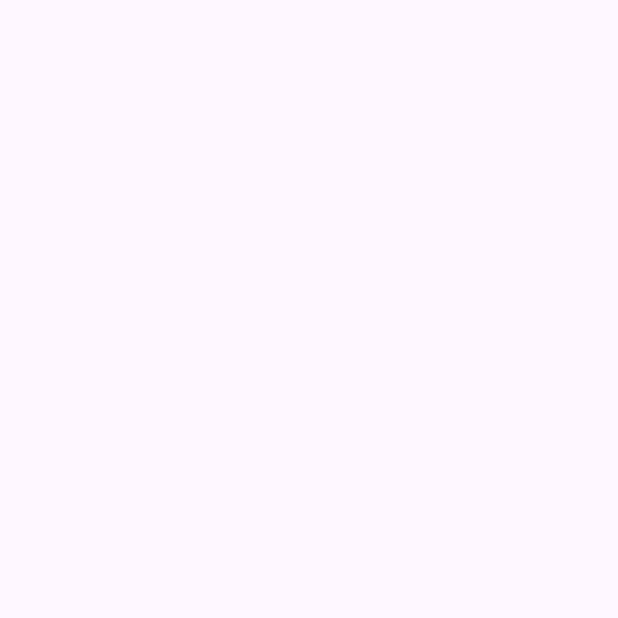
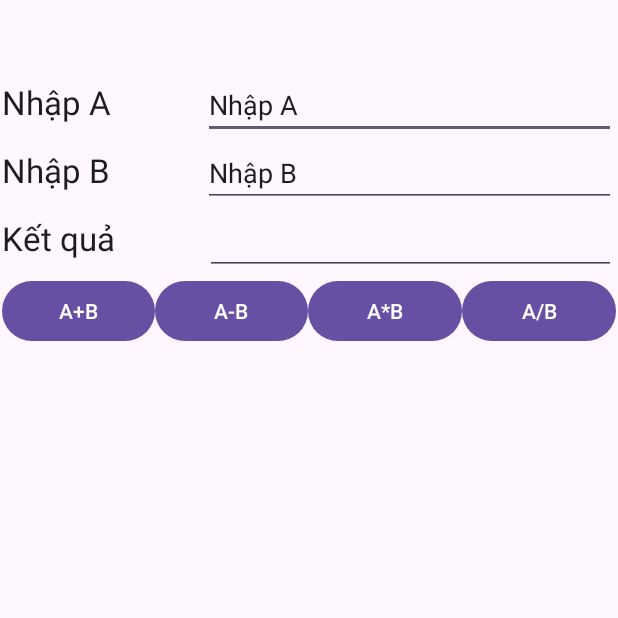
Before and after one commit to TungAnh176/CSE441_PRACTICE, an Android app: the screen it shows after launch (MainActivity), on a phone screen of 412 x 824 dp, the top half of it. Before the commit the part shown is empty. Run offline under Robolectric (Android 15) with nearby library versions, the phone set to English and light mode, and no system bars.

Commit message:
update GUI

```diff
--- a/EX03/app/src/main/res/layout/activity_main.xml
+++ b/EX03/app/src/main/res/layout/activity_main.xml
@@ -5,4 +5,139 @@
     android:id="@+id/main"
     android:layout_width="match_parent"
     android:layout_height="match_parent"
-    tools:context=".MainActivity"/>
+    tools:context=".MainActivity">
+
+    <RelativeLayout
+        android:layout_width="409dp"
+        android:layout_height="729dp"
+        android:layout_marginStart="1dp"
+        android:layout_marginTop="1dp"
+        android:layout_marginEnd="1dp"
+        android:layout_marginBottom="1dp"
+        app:layout_constraintBottom_toBottomOf="parent"
+        app:layout_constraintEnd_toEndOf="parent"
+        app:layout_constraintStart_toStartOf="parent"
+        app:layout_constraintTop_toTopOf="parent"
+        tools:ignore="TextSizeCheck">
+
+        <LinearLayout
+            android:layout_width="match_parent"
+            android:layout_height="match_parent"
+            android:orientation="vertical"
+            tools:ignore="UselessParent">
+
+
+            <LinearLayout
+                android:layout_width="match_parent"
+                android:layout_height="wrap_content"
+                android:orientation="horizontal">
+
+                <TextView
+                    android:id="@+id/textView"
+                    android:layout_width="wrap_content"
+                    android:layout_height="wrap_content"
+                    android:layout_weight="1"
+                    android:text="Nhập A"
+                    android:textAppearance="?android:attr/textAppearanceLarge"
+                    tools:ignore="HardcodedText" />
+
+                <EditText
+                    android:id="@+id/edtA"
+                    android:layout_width="wrap_content"
+                    android:layout_height="wrap_content"
+                    android:layout_weight="1"
+                    android:ems="10"
+                    android:inputType="text"
+                    android:text="Nhập A"
+                    tools:ignore="Autofill,DuplicateSpeakableTextCheck,HardcodedText,LabelFor,TouchTargetSizeCheck" />
+            </LinearLayout>
+
+            <LinearLayout
+                android:layout_width="match_parent"
+                android:layout_height="wrap_content"
+                android:orientation="horizontal">
+
+                <TextView
+                    android:id="@+id/textView2"
+                    android:layout_width="wrap_content"
+                    android:layout_height="wrap_content"
+                    android:layout_weight="1"
+                    android:text="Nhập B"
+                    android:textAppearance="?android:attr/textAppearanceLarge"
+                    tools:ignore="HardcodedText" />
+
+                <EditText
+                    android:id="@+id/edtB"
+                    android:layout_width="wrap_content"
+                    android:layout_height="wrap_content"
+                    android:layout_weight="1"
+                    android:ems="10"
+                    android:inputType="text"
+                    android:text="Nhập B"
+                    tools:ignore="Autofill,DuplicateSpeakableTextCheck,HardcodedText,LabelFor,TouchTargetSizeCheck" />
+            </LinearLayout>
+
+            <LinearLayout
+                android:layout_width="match_parent"
+                android:layout_height="wrap_content"
+                android:orientation="horizontal">
+
+                <TextView
+                    android:id="@+id/textView3"
+                    android:layout_width="wrap_content"
+                    android:layout_height="wrap_content"
+                    android:layout_weight="1"
+                    android:text="Kết quả"
+                    android:textAppearance="?android:attr/textAppearanceLarge"
+                    tools:ignore="HardcodedText" />
+
+                <EditText
+                    android:id="@+id/edtC"
+                    android:layout_width="wrap_content"
+                    android:layout_height="wrap_content"
+                    android:layout_weight="1"
+                    android:ems="10"
+                    android:inputType="text"
+                    tools:ignore="Autofill,LabelFor,SpeakableTextPresentCheck,TouchTargetSizeCheck" />
+            </LinearLayout>
+
+            <LinearLayout
+                android:layout_width="match_parent"
+                android:layout_height="wrap_content"
+                android:orientation="horizontal">
+
+                <Button
+                    android:id="@+id/btnCong"
+                    android:layout_width="wrap_content"
+                    android:layout_height="wrap_content"
+                    android:layout_weight="1"
+                    android:text="A+B"
+                    tools:ignore="ButtonStyle,HardcodedText" />
+
+                <Button
+                    android:id="@+id/btnTru"
+                    android:layout_width="wrap_content"
+                    android:layout_height="wrap_content"
+                    android:layout_weight="1"
+                    android:text="A-B"
+                    tools:ignore="ButtonStyle,HardcodedText" />
+
+                <Button
+                    android:id="@+id/btnNhan"
+                    android:layout_width="wrap_content"
+                    android:layout_height="wrap_content"
+                    android:layout_weight="1"
+                    android:text="A*B"
+                    tools:ignore="ButtonStyle,HardcodedText" />
+
+                <Button
+                    android:id="@+id/btnChia"
+                    android:layout_width="wrap_content"
+                    android:layout_height="wrap_content"
+                    android:layout_weight="1"
+                    android:text="A/B"
+                    tools:ignore="ButtonStyle,HardcodedText" />
+            </LinearLayout>
+        </LinearLayout>
+    </RelativeLayout>
+</androidx.constraintlayout.widget.ConstraintLayout>
```
